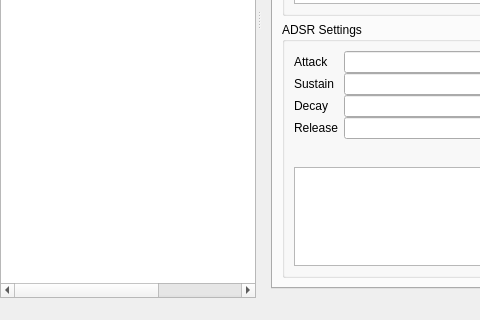
Above: MainWindow.ui from LeStahL/OpenSSMT before the change; both pictures show x 0 to 480 and y 280 to 600 of the 800 by 600 pixel window. Below: the same form after it.
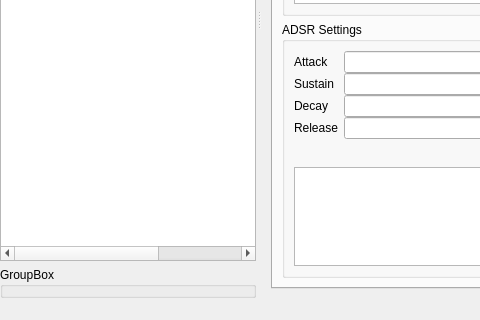
That is the form after the change.

Commit message:
added parts of fmnote class added license headers to files
	modified:   ../ADSREnvelope.cpp
	modified:   ../ADSREnvelope.h
	new file:   ../FMNote.h
	modified:   ../MainWindow.cpp
	modified:   ../MainWindow.h
	modified:   ../MainWindow.ui

Diff of the .ui file:
```diff
--- a/MainWindow.ui
+++ b/MainWindow.ui
@@ -285,6 +285,13 @@
        </column>
       </widget>
      </item>
+     <item>
+      <widget class="QGroupBox" name="groupBox_3">
+       <property name="title">
+        <string>GroupBox</string>
+       </property>
+      </widget>
+     </item>
     </layout>
    </widget>
   </widget>
```
The commit also changes 4 other files.
